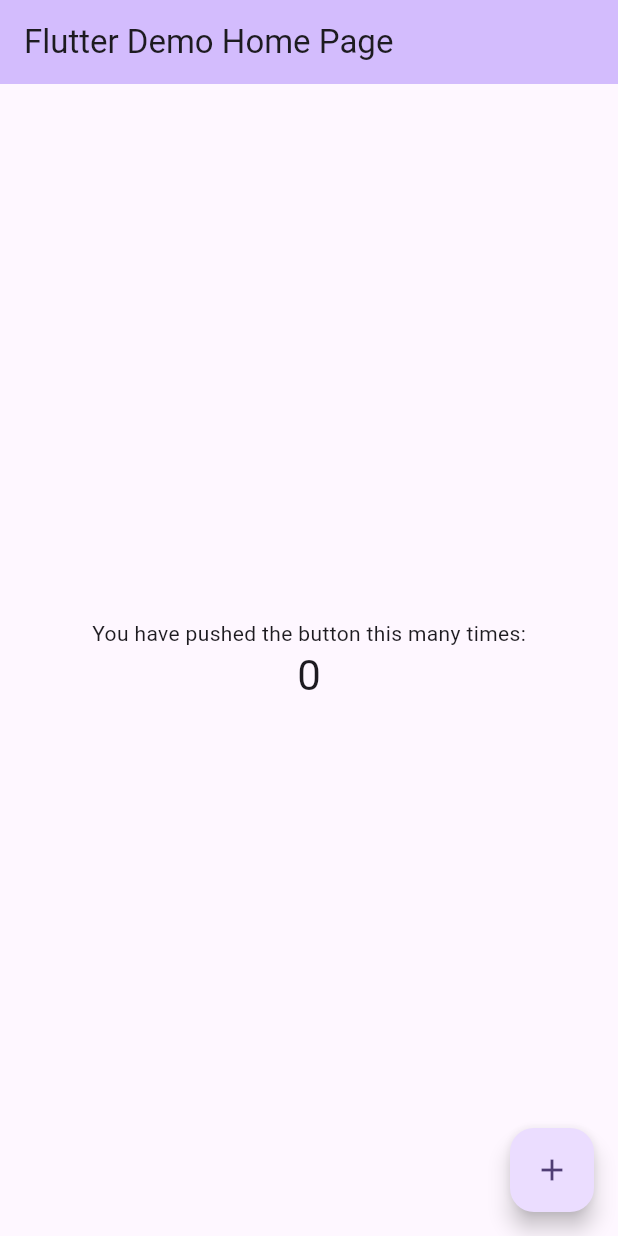
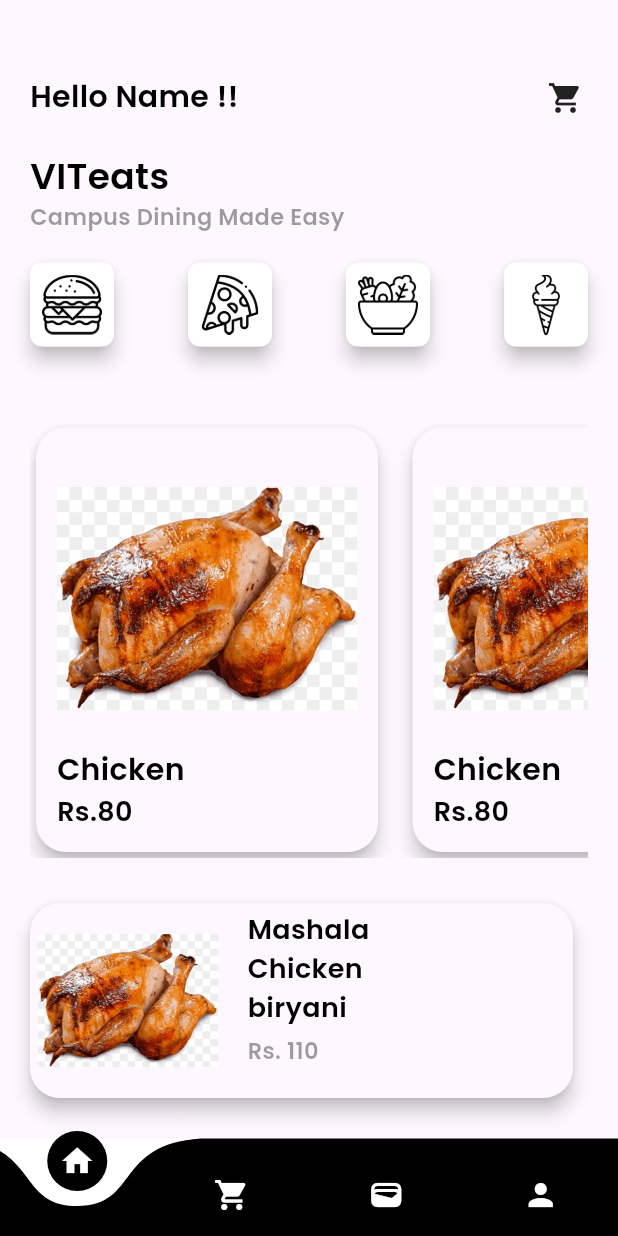
Before and after one commit to siddhartha1104/viteats, a Flutter app: the screen it shows after launch, on a phone screen of 412 x 824 dp. Run offline on Flutter 3.47's test engine with Material 3 defaults, Android fonts, the phone set to English and light mode, and no system bars; drawn by our look-alikes of curved_navigation_bar.

Commit message:
phase one

```diff
--- a/lib/main.dart
+++ b/lib/main.dart
@@ -1,4 +1,5 @@
 import 'package:flutter/material.dart';
+import 'package:viteats/pages/bottom_nav.dart';
 
 void main() {
   runApp(const MyApp());
@@ -31,7 +32,7 @@ class MyApp extends StatelessWidget {
         colorScheme: ColorScheme.fromSeed(seedColor: Colors.deepPurple),
         useMaterial3: true,
       ),
-      home: const MyHomePage(title: 'Flutter Demo Home Page'),
+      home: BottomNav(),
     );
   }
 }
--- /dev/null
+++ b/lib/pages/bottom_nav.dart
@@ -0,0 +1,72 @@
+import 'package:curved_navigation_bar/curved_navigation_bar.dart';
+import 'package:flutter/material.dart';
+import 'package:viteats/pages/home.dart';
+import 'package:viteats/pages/order.dart';
+import 'package:viteats/pages/profile.dart';
+import 'package:viteats/pages/wallet.dart';
+
+class BottomNav extends StatefulWidget {
+  const BottomNav({super.key});
+
+  @override
+  State<BottomNav> createState() => _BottomNavState();
+}
+
+class _BottomNavState extends State<BottomNav> {
+  int currentTabIndex = 0;
+
+  late List<Widget> pages;
+  late Widget currentPage;
+  late Home homepage;
+  late Profile profile;
+  late Order order;
+  late Wallet wallet;
+
+  @override
+  void initState() {
+    homepage = const Home();
+    order = const Order();
+    profile = const Profile();
+    wallet = const Wallet();
+
+    pages = [homepage, order, wallet, profile];
+
+    super.initState();
+  }
+
+  @override
+  Widget build(BuildContext context) {
+    return Scaffold(
+      bottomNavigationBar: CurvedNavigationBar(
+        height: 65,
+        backgroundColor: Colors.white,
+        color: Colors.black,
+        animationDuration: const Duration(milliseconds: 400),
+        onTap: (int index) {
+          setState(() {
+            currentTabIndex = index;
+          });
+        },
+        items: const [
+          Icon(
+            Icons.home,
+            color: Colors.white,
+          ),
+          Icon(
+            Icons.shopping_cart,
+            color: Colors.white,
+          ),
+          Icon(
+            Icons.wallet_rounded,
+            color: Colors.white,
+          ),
+          Icon(
+            Icons.person,
+            color: Colors.white,
+          ),
+        ],
+      ),
+      body: pages[currentTabIndex],
+    );
+  }
+}
--- /dev/null
+++ b/lib/pages/home.dart
@@ -0,0 +1,348 @@
+import 'package:flutter/material.dart';
+import 'package:viteats/pages/details.dart';
+import 'package:viteats/widget/widget_support.dart';
+
+class Home extends StatefulWidget {
+  const Home({super.key});
+
+  @override
+  State<Home> createState() => _HomeState();
+}
+
+class _HomeState extends State<Home> {
+  bool icecream = false;
+  bool pizza = false;
+  bool salad = false;
+  bool burger = false;
+  @override
+  Widget build(BuildContext context) {
+    return Scaffold(
+      body: SingleChildScrollView(
+        child: Container(
+          margin: const EdgeInsets.only(top: 50.0, left: 20, right: 20),
+          child: Column(
+            crossAxisAlignment: CrossAxisAlignment.start,
+            children: [
+              Row(
+                mainAxisAlignment: MainAxisAlignment.spaceBetween,
+                children: [
+                  Text(
+                    'Hello Name !!',
+                    style: AppWidget.boldTextFeildStyle(),
+                  ),
+                  Container(
+                    padding: const EdgeInsets.all(3),
+                    child: const Icon(Icons.shopping_cart),
+                  )
+                ],
+              ),
+              const SizedBox(height: 20.0),
+              Text(
+                'VITeats',
+                style: AppWidget.HeadlineTextFeildStyle(),
+              ),
+              Text('Campus Dining Made Easy',
+                  style: AppWidget.LightTextFeildStyle()),
+              const SizedBox(height: 20.0),
+              showItem(),
+              const SizedBox(height: 50.0),
+              SingleChildScrollView(
+                scrollDirection: Axis.horizontal,
+                child: Row(
+                  children: [
+                    //iteam 1
+                    GestureDetector(
+                      onTap: () {
+                        Navigator.push(
+                          context,
+                          MaterialPageRoute(
+                            builder: (context) => const Details(),
+                          ),
+                        );
+                      },
+                      child: Container(
+                        margin: const EdgeInsets.all(4),
+                        child: Material(
+                          elevation: 5.0,
+                          borderRadius: BorderRadius.circular(20),
+                          child: Container(
+                            padding: const EdgeInsets.all(14),
+                            child: Column(
+                              crossAxisAlignment: CrossAxisAlignment.start,
+                              children: [
+                                Image.asset(
+                                  'images/chicken.jpg',
+                                  height: 200,
+                                  width: 200,
+                                  // fit: BoxFit.cover,
+                                ),
+                                Text(
+                                  'Chicken',
+                                  style: AppWidget.boldTextFeildStyle(),
+                                ),
+                                Text(
+                                  'Rs.80',
+                                  style: AppWidget.semiBoldTextFeildStyle(),
+                                )
+                              ],
+                            ),
+                          ),
+                        ),
+                      ),
+                    ),
+                    const SizedBox(width: 15),
+
+                    // iteam list 2
+                    GestureDetector(
+                      onTap: () {
+                        Navigator.push(
+                          context,
+                          MaterialPageRoute(
+                            builder: (context) => const Details(),
+                          ),
+                        );
+                      },
+                      child: Container(
+                        margin: const EdgeInsets.all(4),
+                        child: Material(
+                          elevation: 5.0,
+                          borderRadius: BorderRadius.circular(20),
+                          child: Container(
+                            padding: const EdgeInsets.all(14),
+                            child: Column(
+                              crossAxisAlignment: CrossAxisAlignment.start,
+                              children: [
+                                Image.asset(
+                                  'images/chicken.jpg',
+                                  height: 200,
+                                  width: 200,
+                                  // fit: BoxFit.cover,
+                                ),
+                                Text(
+                                  'Chicken',
+                                  style: AppWidget.boldTextFeildStyle(),
+                                ),
+                                Text(
+                                  'Rs.80',
+                                  style: AppWidget.semiBoldTextFeildStyle(),
+                                )
+                              ],
+                            ),
+                          ),
+                        ),
+                      ),
+                    ),
+                  ],
+                ),
+              ),
+
+              // item 3Mashala chickn biryani
+              const SizedBox(height: 30),
+              Container(
+                margin: const EdgeInsets.only(right: 10.0),
+                child: Material(
+                  elevation: 5,
+                  borderRadius: BorderRadius.circular(20),
+                  child: Container(
+                    padding: const EdgeInsets.all(5),
+                    child: Row(
+                      crossAxisAlignment: CrossAxisAlignment.start,
+                      children: [
+                        Image.asset(
+                          'images/chicken.jpg',
+                          height: 120,
+                          width: 120,
+                          // fit: BoxFit.cover,
+                        ),
+                        const SizedBox(width: 20),
+                        Column(
+                          children: [
+                            Container(
+                              width: MediaQuery.of(context).size.width / 3,
+                              child: Text(
+                                'Mashala Chicken biryani ',
+                                style: AppWidget.semiBoldTextFeildStyle(),
+                              ),
+                            ),
+                            const SizedBox(height: 5),
+                            Container(
+                              width: MediaQuery.of(context).size.width / 3,
+                              child: Text(
+                                'Rs. 110 ',
+                                style: AppWidget.LightTextFeildStyle(),
+                              ),
+                            )
+                          ],
+                        )
+                      ],
+                    ),
+                  ),
+                ),
+              ),
+              // item 4 Mashala chickn biryani
+              const SizedBox(height: 30),
+              Container(
+                margin: const EdgeInsets.only(right: 10.0),
+                child: Material(
+                  elevation: 5,
+                  borderRadius: BorderRadius.circular(20),
+                  child: Container(
+                    padding: const EdgeInsets.all(5),
+                    child: Row(
+                      crossAxisAlignment: CrossAxisAlignment.start,
+                      children: [
+                        Image.asset(
+                          'images/chicken.jpg',
+                          height: 120,
+                          width: 120,
+                          // fit: BoxFit.cover,
+                        ),
+                        const SizedBox(width: 20),
+                        Column(
+                          children: [
+                            Container(
+                              width: MediaQuery.of(context).size.width / 3,
+                              child: Text(
+                                'Mashala Chicken biryani ',
+                                style: AppWidget.semiBoldTextFeildStyle(),
+                              ),
+                            ),
+                            const SizedBox(height: 5),
+                            Container(
+                              width: MediaQuery.of(context).size.width / 3,
+                              child: Text(
+                                'Rs. 110 ',
+                                style: AppWidget.LightTextFeildStyle(),
+                              ),
+                            )
+                          ],
+                        )
+                      ],
+                    ),
+                  ),
+                ),
+              ),
+            ],
+          ),
+        ),
+      ),
+    );
+  }
+
+  /// home page burgger pizza icons
+  Widget showItem() {
+    return Row(
+      mainAxisAlignment: MainAxisAlignment.spaceBetween,
+      children: [
+        GestureDetector(
+          onTap: () {
+            burger = true;
+            pizza = false;
+            salad = false;
+            icecream = false;
+
+            setState(() {});
+          },
+          child: Material(
+            elevation: 5,
+            borderRadius: BorderRadius.circular(10),
+            child: Container(
+              decoration: BoxDecoration(
+                  color: burger ? Colors.black : Colors.white,
+                  borderRadius: BorderRadius.circular(8)),
+              padding: const EdgeInsets.all(8),
+              child: Image.asset(
+                "images/burger_png.png",
+                height: 40,
+                width: 40,
+                fit: BoxFit.cover,
+                color: burger ? Colors.white : Colors.black,
+              ),
+            ),
+          ),
+        ),
+        GestureDetector(
+          onTap: () {
+            burger = false;
+            pizza = true;
+            salad = false;
+            icecream = false;
+
+            setState(() {});
+          },
+          child: Material(
+            elevation: 5,
+            borderRadius: BorderRadius.circular(10),
+            child: Container(
+              decoration: BoxDecoration(
+                  color: pizza ? Colors.black : Colors.white,
+                  borderRadius: BorderRadius.circular(8)),
+              padding: const EdgeInsets.all(8),
+              child: Image.asset(
+                "images/pizza.png",
+                height: 40,
+                width: 40,
+                fit: BoxFit.cover,
+                color: pizza ? Colors.white : Colors.black,
+              ),
+            ),
+          ),
+        ),
+        GestureDetector(
+          onTap: () {
+            burger = false;
+            pizza = false;
+            salad = true;
+            icecream = false;
+
+            setState(() {});
+          },
+          child: Material(
+            elevation: 5,
+            borderRadius: BorderRadius.circular(10),
+            child: Container(
+              decoration: BoxDecoration(
+                  color: salad ? Colors.black : Colors.white,
+                  borderRadius: BorderRadius.circular(8)),
+              padding: const EdgeInsets.all(8),
+              child: Image.asset(
+                "images/salad.png",
+                height: 40,
+                width: 40,
+                fit: BoxFit.cover,
+                color: salad ? Colors.white : Colors.black,
+              ),
+            ),
+          ),
+        ),
+        GestureDetector(
+          onTap: () {
+            burger = false;
+            pizza = false;
+            salad = false;
+            icecream = true;
+
+            setState(() {});
+          },
+          child: Material(
+            elevation: 5,
+            borderRadius: BorderRadius.circular(10),
+            child: Container(
+              decoration: BoxDecoration(
+                  color: icecream ? Colors.black : Colors.white,
+                  borderRadius: BorderRadius.circular(8)),
+              padding: const EdgeInsets.all(8),
+              child: Image.asset(
+                "images/ice-cream.png",
+                height: 40,
+                width: 40,
+                fit: BoxFit.cover,
+                color: icecream ? Colors.white : Colors.black,
+              ),
+            ),
+          ),
+        ),
+      ],
+    );
+  }
+}
--- /dev/null
+++ b/lib/widget/widget_support.dart
@@ -0,0 +1,39 @@
+import 'package:flutter/material.dart';
+
+class AppWidget {
+  static TextStyle boldTextFeildStyle() {
+    return const TextStyle(
+      color: Colors.black,
+      fontSize: 20.0,
+      fontWeight: FontWeight.bold,
+      fontFamily: 'Poppins',
+    );
+  }
+
+  static TextStyle HeadlineTextFeildStyle() {
+    return const TextStyle(
+      color: Colors.black,
+      fontSize: 24.0,
+      fontWeight: FontWeight.bold,
+      fontFamily: 'Poppins',
+    );
+  }
+
+  static TextStyle LightTextFeildStyle() {
+    return const TextStyle(
+      color: Colors.black38,
+      fontSize: 15.0,
+      fontWeight: FontWeight.w500,
+      fontFamily: 'Poppins',
+    );
+  }
+
+  static TextStyle semiBoldTextFeildStyle() {
+    return const TextStyle(
+      color: Colors.black,
+      fontSize: 18.0,
+      fontWeight: FontWeight.w500,
+      fontFamily: 'Poppins',
+    );
+  }
+}
```
Also changed, not shown: lib/pages/details.dart (added, +117 -0 lines), lib/pages/login.dart (added, +21 -0 lines), lib/pages/order.dart (added, +15 -0 lines), lib/pages/profile.dart (added, +15 -0 lines), lib/pages/wallet.dart (added, +15 -0 lines), pubspec.yaml (+8 -6 lines), fonts/Poppins-SemiBold.ttf (added), images/burger.jpg (added), images/burger_png.png (added), images/chicken.jpg (added), images/ice-cream.png (added), images/pizza.png (added), images/salad.png (added), pubspec.lock.
